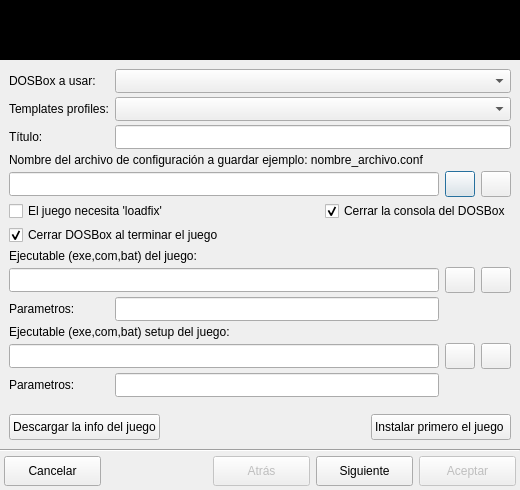
The window that ui/wizard_dosbox.ui (Monthy/gr-lida) describes before a commit, drawn with Qt 5.
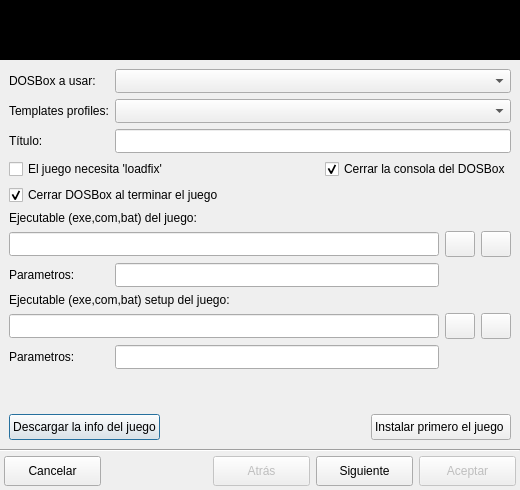
The same window after the commit. Icons and pictures are not drawn.

What changed in the file:
```diff
--- a/ui/wizard_dosbox.ui
+++ b/ui/wizard_dosbox.ui
@@ -426,290 +426,14 @@
      </property>
      <widget class="QWidget" name="page_1">
       <layout class="QGridLayout" name="gridLayout" columnstretch="0,1,0,0,0">
-       <property name="verticalSpacing">
-        <number>4</number>
-       </property>
-       <item row="2" column="0">
-        <widget class="QLabel" name="lb_Dbx_1">
-         <property name="text">
-          <string>Título:</string>
-         </property>
-        </widget>
-       </item>
-       <item row="2" column="1" colspan="4">
-        <widget class="QLineEdit" name="txtDatos_Titulo">
-         <property name="minimumSize">
-          <size>
-           <width>0</width>
-           <height>24</height>
-          </size>
-         </property>
-        </widget>
-       </item>
-       <item row="3" column="0" colspan="5">
-        <widget class="QLabel" name="lb_Dbx_2">
-         <property name="text">
-          <string>Nombre del archivo de configuración a guardar ejemplo: nombre_archivo.conf</string>
-         </property>
-         <property name="wordWrap">
-          <bool>true</bool>
-         </property>
-        </widget>
-       </item>
-       <item row="4" column="0" colspan="3">
-        <widget class="QLineEdit" name="txtDbx_path_conf">
-         <property name="minimumSize">
-          <size>
-           <width>0</width>
-           <height>24</height>
-          </size>
-         </property>
-        </widget>
-       </item>
-       <item row="4" column="3">
-        <widget class="QPushButton" name="btnDbx_FileConfg">
-         <property name="minimumSize">
-          <size>
-           <width>30</width>
-           <height>26</height>
-          </size>
-         </property>
-         <property name="maximumSize">
-          <size>
-           <width>30</width>
-           <height>26</height>
-          </size>
-         </property>
-         <property name="text">
-          <string/>
-         </property>
-         <property name="icon">
-          <iconset resource="../res/gr-lida.qrc">
-           <normaloff>:/img16/carpeta_1.png</normaloff>:/img16/carpeta_1.png</iconset>
-         </property>
-        </widget>
-       </item>
-       <item row="4" column="4">
-        <widget class="QPushButton" name="btnDbx_FileConfg_clear">
-         <property name="minimumSize">
-          <size>
-           <width>30</width>
-           <height>26</height>
-          </size>
-         </property>
-         <property name="maximumSize">
-          <size>
-           <width>30</width>
-           <height>26</height>
-          </size>
-         </property>
-         <property name="icon">
-          <iconset resource="../res/gr-lida.qrc">
-           <normaloff>:/img16/limpiar.png</normaloff>:/img16/limpiar.png</iconset>
-         </property>
-        </widget>
-       </item>
-       <item row="5" column="0" colspan="2">
-        <widget class="QCheckBox" name="chkDbx_loadfix">
-         <property name="text">
-          <string>El juego necesita 'loadfix' </string>
-         </property>
-        </widget>
-       </item>
-       <item row="5" column="2" colspan="3">
-        <widget class="QCheckBox" name="chkDbx_consola_dbox">
-         <property name="text">
-          <string>Cerrar la consola del DOSBox</string>
-         </property>
-         <property name="checked">
-          <bool>true</bool>
-         </property>
-        </widget>
-       </item>
-       <item row="6" column="0" colspan="2">
-        <widget class="QCheckBox" name="chkDbx_cerrar_dbox">
-         <property name="text">
-          <string>Cerrar DOSBox al terminar el juego</string>
-         </property>
-         <property name="checked">
-          <bool>true</bool>
-         </property>
-        </widget>
-       </item>
-       <item row="7" column="0" colspan="5">
-        <widget class="QLabel" name="lb_Dbx_3">
-         <property name="text">
-          <string>Ejecutable (exe,com,bat) del juego:</string>
-         </property>
-         <property name="wordWrap">
-          <bool>true</bool>
-         </property>
-        </widget>
-       </item>
-       <item row="8" column="0" colspan="3">
-        <widget class="QLineEdit" name="txtDbx_path_exe">
-         <property name="minimumSize">
-          <size>
-           <width>0</width>
-           <height>24</height>
-          </size>
-         </property>
-        </widget>
-       </item>
-       <item row="8" column="3">
-        <widget class="QPushButton" name="btnDbx_ExeJuego">
-         <property name="minimumSize">
-          <size>
-           <width>30</width>
-           <height>26</height>
-          </size>
-         </property>
-         <property name="maximumSize">
-          <size>
-           <width>30</width>
-           <height>26</height>
-          </size>
-         </property>
-         <property name="text">
-          <string/>
-         </property>
-         <property name="icon">
-          <iconset resource="../res/gr-lida.qrc">
-           <normaloff>:/img16/carpeta_1.png</normaloff>:/img16/carpeta_1.png</iconset>
-         </property>
-        </widget>
-       </item>
-       <item row="8" column="4">
-        <widget class="QPushButton" name="btnDbx_ExeJuego_clear">
-         <property name="minimumSize">
-          <size>
-           <width>30</width>
-           <height>26</height>
-          </size>
-         </property>
-         <property name="maximumSize">
-          <size>
-           <width>30</width>
-           <height>26</height>
-          </size>
-         </property>
-         <property name="icon">
-          <iconset resource="../res/gr-lida.qrc">
-           <normaloff>:/img16/limpiar.png</normaloff>:/img16/limpiar.png</iconset>
-         </property>
-        </widget>
-       </item>
-       <item row="9" column="0">
-        <widget class="QLabel" name="lb_Dbx_4">
-         <property name="text">
-          <string>Parametros:</string>
-         </property>
-        </widget>
-       </item>
-       <item row="9" column="1" colspan="2">
-        <widget class="QLineEdit" name="txtDbx_parametros_exe">
-         <property name="minimumSize">
-          <size>
-           <width>0</width>
-           <height>24</height>
-          </size>
-         </property>
-        </widget>
-       </item>
-       <item row="10" column="0" colspan="5">
-        <widget class="QLabel" name="lb_Dbx_5">
-         <property name="text">
-          <string>Ejecutable (exe,com,bat) setup del juego:</string>
-         </property>
-         <property name="wordWrap">
-          <bool>true</bool>
-         </property>
-        </widget>
-       </item>
-       <item row="11" column="0" colspan="3">
-        <widget class="QLineEdit" name="txtDbx_path_setup">
-         <property name="minimumSize">
-          <size>
-           <width>0</width>
-           <height>24</height>
-          </size>
-         </property>
-        </widget>
-       </item>
-       <item row="11" column="3">
-        <widget class="QPushButton" name="btnDbx_ExeSetup">
-         <property name="minimumSize">
-          <size>
-           <width>30</width>
-           <height>26</height>
-          </size>
-         </property>
-         <property name="maximumSize">
-          <size>
-           <width>30</width>
-           <height>26</height>
-          </size>
-         </property>
-         <property name="text">
-          <string/>
-         </property>
-         <property name="icon">
-          <iconset resource="../res/gr-lida.qrc">
-           <normaloff>:/img16/carpeta_1.png</normaloff>:/img16/carpeta_1.png</iconset>
-         </property>
-        </widget>
-       </item>
-       <item row="11" column="4">
-        <widget class="QPushButton" name="btnDbx_ExeSetup_clear">
-         <property name="minimumSize">
-          <size>
-           <width>30</width>
-           <height>26</height>
-          </size>
-         </property>
-         <property name="maximumSize">
-          <size>
-           <width>30</width>
-           <height>26</height>
-          </size>
-         </property>
-         <property name="icon">
-          <iconset resource="../res/gr-lida.qrc">
-           <normaloff>:/img16/limpiar.png</normaloff>:/img16/limpiar.png</iconset>
-         </property>
-        </widget>
-       </item>
-       <item row="12" column="0">
+       <item row="10" column="0">
         <widget class="QLabel" name="lb_Dbx_6">
          <property name="text">
           <string>Parametros:</string>
          </property>
         </widget>
        </item>
-       <item row="12" column="1" colspan="2">
-        <widget class="QLineEdit" name="txtDbx_parametros_setup">
-         <property name="minimumSize">
-          <size>
-           <width>0</width>
-           <height>24</height>
-          </size>
-         </property>
-        </widget>
-       </item>
-       <item row="13" column="0">
-        <spacer name="verticalSpacer">
-         <property name="orientation">
-          <enum>Qt::Vertical</enum>
-         </property>
-         <property name="sizeHint" stdset="0">
-          <size>
-           <width>20</width>
-           <height>40</height>
-          </size>
-         </property>
-        </spacer>
-       </item>
-       <item row="14" column="0" colspan="5">
+       <item row="12" column="0" colspan="5">
         <layout class="QHBoxLayout" name="horizontalLayout_4">
          <item>
           <widget class="QPushButton" name="btnDescargarInfo">
@@ -760,6 +484,223 @@
          </item>
         </layout>
        </item>
+       <item row="0" column="0">
+        <widget class="QLabel" name="lb_Dbx_75">
+         <property name="text">
+          <string>DOSBox a usar:</string>
+         </property>
+        </widget>
+       </item>
+       <item row="5" column="0" colspan="5">
+        <widget class="QLabel" name="lb_Dbx_3">
+         <property name="text">
+          <string>Ejecutable (exe,com,bat) del juego:</string>
+         </property>
+         <property name="wordWrap">
+          <bool>true</bool>
+         </property>
+        </widget>
+       </item>
+       <item row="6" column="3">
+        <widget class="QPushButton" name="btnDbx_ExeJuego">
+         <property name="minimumSize">
+          <size>
+           <width>30</width>
+           <height>26</height>
+          </size>
+         </property>
+         <property name="maximumSize">
+          <size>
+           <width>30</width>
+           <height>26</height>
+          </size>
+         </property>
+         <property name="text">
+          <string/>
+         </property>
+         <property name="icon">
+          <iconset resource="../res/gr-lida.qrc">
+           <normaloff>:/img16/carpeta_1.png</normaloff>:/img16/carpeta_1.png</iconset>
+         </property>
+        </widget>
+       </item>
+       <item row="7" column="0">
+        <widget class="QLabel" name="lb_Dbx_4">
+         <property name="text">
+          <string>Parametros:</string>
+         </property>
+        </widget>
+       </item>
+       <item row="2" column="0">
+        <widget class="QLabel" name="lb_Dbx_1">
+         <property name="text">
+          <string>Título:</string>
+         </property>
+        </widget>
+       </item>
+       <item row="9" column="4">
+        <widget class="QPushButton" name="btnDbx_ExeSetup_clear">
+         <property name="minimumSize">
+          <size>
+           <width>30</width>
+           <height>26</height>
+          </size>
+         </property>
+         <property name="maximumSize">
+          <size>
+           <width>30</width>
+           <height>26</height>
+          </size>
+         </property>
+         <property name="icon">
+          <iconset resource="../res/gr-lida.qrc">
+           <normaloff>:/img16/limpiar.png</normaloff>:/img16/limpiar.png</iconset>
+         </property>
+        </widget>
+       </item>
+       <item row="6" column="4">
+        <widget class="QPushButton" name="btnDbx_ExeJuego_clear">
+         <property name="minimumSize">
+          <size>
+           <width>30</width>
+           <height>26</height>
+          </size>
+         </property>
+         <property name="maximumSize">
+          <size>
+           <width>30</width>
+           <height>26</height>
+          </size>
+         </property>
+         <property name="icon">
+          <iconset resource="../res/gr-lida.qrc">
+           <normaloff>:/img16/limpiar.png</normaloff>:/img16/limpiar.png</iconset>
+         </property>
+        </widget>
+       </item>
+       <item row="11" column="0">
+        <spacer name="verticalSpacer">
+         <property name="orientation">
+          <enum>Qt::Vertical</enum>
+         </property>
+         <property name="sizeHint" stdset="0">
+          <size>
+           <width>20</width>
+           <height>40</height>
+          </size>
+         </property>
+        </spacer>
+       </item>
+       <item row="8" column="0" colspan="5">
+        <widget class="QLabel" name="lb_Dbx_5">
+         <property name="text">
+          <string>Ejecutable (exe,com,bat) setup del juego:</string>
+         </property>
+         <property name="wordWrap">
+          <bool>true</bool>
+         </property>
+        </widget>
+       </item>
+       <item row="9" column="3">
+        <widget class="QPushButton" name="btnDbx_ExeSetup">
+         <property name="minimumSize">
+          <size>
+           <width>30</width>
+           <height>26</height>
+          </size>
+         </property>
+         <property name="maximumSize">
+          <size>
+           <width>30</width>
+           <height>26</height>
+          </size>
+         </property>
+         <property name="text">
+          <string/>
+         </property>
+         <property name="icon">
+          <iconset resource="../res/gr-lida.qrc">
+           <normaloff>:/img16/carpeta_1.png</normaloff>:/img16/carpeta_1.png</iconset>
+         </property>
+        </widget>
+       </item>
+       <item row="1" column="0">
+        <widget class="QLabel" name="lb_Dbx_0">
+         <property name="text">
+          <string>Templates profiles:</string>
+         </property>
+        </widget>
+       </item>
+       <item row="4" column="0" colspan="2">
+        <widget class="QCheckBox" name="chkDbx_cerrar_dbox">
+         <property name="text">
+          <string>Cerrar DOSBox al terminar el juego</string>
+         </property>
+         <property name="checked">
+          <bool>true</bool>
+         </property>
+        </widget>
+       </item>
+       <item row="3" column="2" colspan="3">
+        <widget class="QCheckBox" name="chkDbx_consola_dbox">
+         <property name="text">
+          <string>Cerrar la consola del DOSBox</string>
+         </property>
+         <property name="checked">
+          <bool>true</bool>
+         </property>
+        </widget>
+       </item>
+       <item row="6" column="0" colspan="3">
+        <widget class="QLineEdit" name="txtDbx_path_exe">
+         <property name="minimumSize">
+          <size>
+           <width>0</width>
+           <height>24</height>
+          </size>
+         </property>
+        </widget>
+       </item>
+       <item row="7" column="1" colspan="2">
+        <widget class="QLineEdit" name="txtDbx_parametros_exe">
+         <property name="minimumSize">
+          <size>
+           <width>0</width>
+           <height>24</height>
+          </size>
+         </property>
+        </widget>
+       </item>
+       <item row="9" column="0" colspan="3">
+        <widget class="QLineEdit" name="txtDbx_path_setup">
+         <property name="minimumSize">
+          <size>
+           <width>0</width>
+           <height>24</height>
+          </size>
+         </property>
+        </widget>
+       </item>
+       <item row="10" column="1" colspan="2">
+        <widget class="QLineEdit" name="txtDbx_parametros_setup">
+         <property name="minimumSize">
+          <size>
+           <width>0</width>
+           <height>24</height>
+          </size>
+         </property>
+        </widget>
+       </item>
+       <item row="2" column="1" colspan="4">
+        <widget class="QLineEdit" name="txtDat_titulo">
+         <property name="minimumSize">
+          <size>
+           <width>0</width>
+           <height>24</height>
+          </size>
+         </property>
+        </widget>
+       </item>
        <item row="1" column="1" colspan="4">
         <widget class="QComboBox" name="cbxDbx_Profiles">
          <property name="minimumSize">
@@ -780,17 +721,10 @@
          </property>
         </widget>
        </item>
-       <item row="1" column="0">
-        <widget class="QLabel" name="lb_Dbx_0">
+       <item row="3" column="0" colspan="2">
+        <widget class="QCheckBox" name="chkDbx_loadfix">
          <property name="text">
-          <string>Templates profiles:</string>
-         </property>
-        </widget>
-       </item>
-       <item row="0" column="0">
-        <widget class="QLabel" name="lb_Dbx_75">
-         <property name="text">
-          <string>DOSBox a usar:</string>
+          <string>El juego necesita 'loadfix' </string>
          </property>
         </widget>
        </item>
```
Left out of the diff: 15 changed lines with no effect on the pictures.
